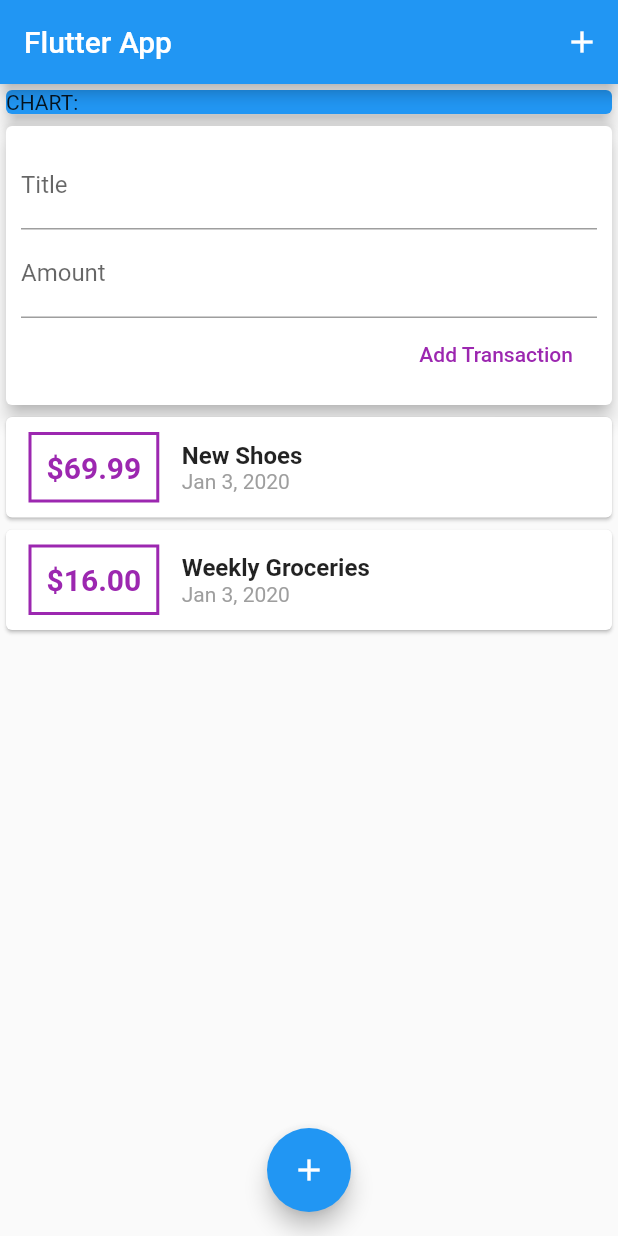
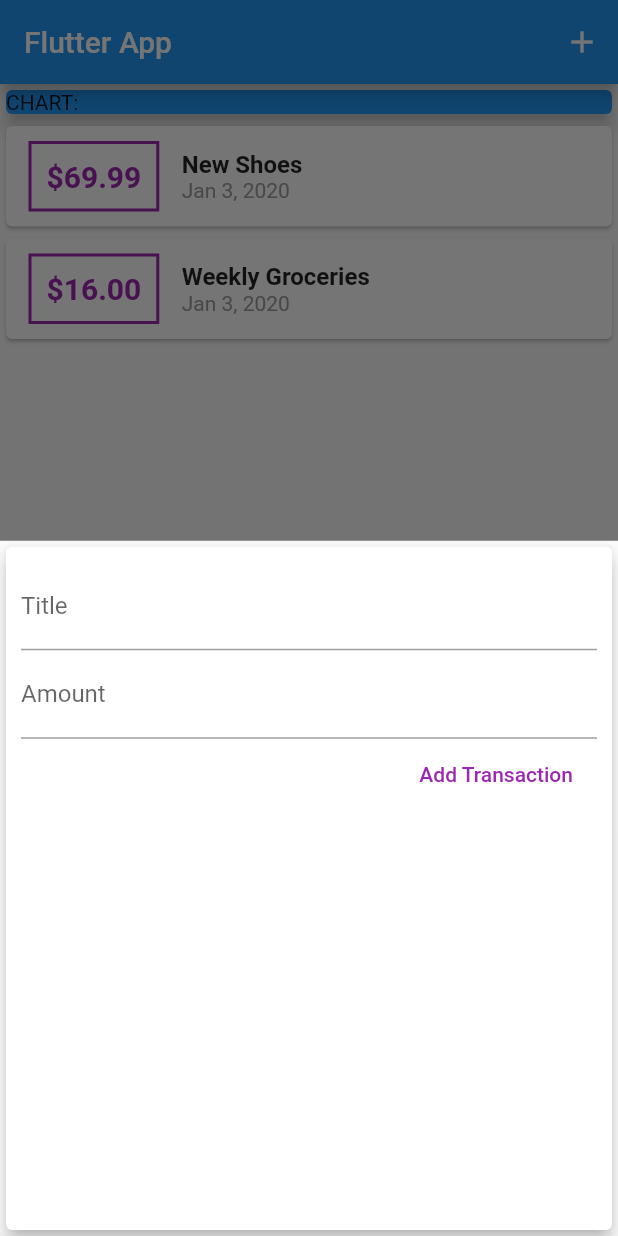
Before and after one commit to ckgauro/flutter_complete_guide_2, a Flutter app: the screen it shows after launch, after a tap on the "add" icon, on a phone screen of 412 x 824 dp. Run offline on Flutter 3.47's test engine with Material 2 defaults, Android fonts, the phone set to English and light mode, and no system bars.

Commit message:
commit 92

```diff
--- a/lib/main.dart
+++ b/lib/main.dart
@@ -1,6 +1,9 @@
 import 'package:flutter/material.dart';
 
-import './widgets/user_transaction.dart';
+import './widgets/new_transaction.dart';
+import './widgets/transaction_list.dart';
+//import './widgets/user_transaction.dart';
+import './models/transaction.dart';
 
 void main() => runApp(MyApp());
 
@@ -14,11 +17,52 @@ class MyApp extends StatelessWidget {
   }
 }
 
-class MyHomePage extends StatelessWidget {
+class MyHomePage extends StatefulWidget {
   // String titleInput;
   //String amountInput;
-  final titleController = TextEditingController();
-  final amountController = TextEditingController();
+  @override
+  _MyHomePageState createState() => _MyHomePageState();
+}
+
+class _MyHomePageState extends State<MyHomePage> {
+  // final titleController = TextEditingController();
+  // final amountController = TextEditingController();
+
+  final List<Transaction> _userTransaction = [
+    Transaction(
+        id: 't1', title: 'New Shoes', amount: 69.99, date: DateTime.now()),
+    Transaction(
+        id: 't2',
+        title: 'Weekly Groceries',
+        amount: 16.00,
+        date: DateTime.now()),
+  ];
+  void _addNewTransaction(String txTitle, double txAmount) {
+    print('New Added ${txTitle}');
+    final newTx = Transaction(
+        title: txTitle,
+        amount: txAmount,
+        date: DateTime.now(),
+        id: DateTime.now().toString());
+    setState(() {
+      _userTransaction.add(newTx);
+    });
+  }
+
+  void _startAddNewTranscation(BuildContext ctx) {
+    showModalBottomSheet(
+      context: ctx,
+      builder: (_) {
+        return GestureDetector(
+
+          onTap: () {},
+          child: NewTransaction(_addNewTransaction),
+          behavior: HitTestBehavior.opaque,
+        );
+        //return NewTransaction(_addNewTransaction);
+      },
+    );
+  }
 
   @override
   Widget build(BuildContext context) {
@@ -28,14 +72,11 @@ class MyHomePage extends StatelessWidget {
         actions: <Widget>[
           IconButton(
             icon: Icon(Icons.add),
-            onPressed: (){
-
-            },
+            onPressed: () => _startAddNewTranscation(context),
           ),
         ],
       ),
       body: SingleChildScrollView(
-
         child: Column(
           // mainAxisAlignment: MainAxisAlignment.spaceAround,
           crossAxisAlignment: CrossAxisAlignment.stretch,
@@ -48,18 +89,15 @@ class MyHomePage extends StatelessWidget {
                 elevation: 5,
               ),
             ),
-            UserTransactions()
+            TransactionList(_userTransaction),
+            //UserTransactions()
           ],
         ),
       ),
-      floatingActionButtonLocation: FloatingActionButtonLocation.centerFloat
-      ,
+      floatingActionButtonLocation: FloatingActionButtonLocation.centerFloat,
       floatingActionButton: FloatingActionButton(
-        child: Icon(Icons.add),
-        onPressed: (){
-
-        },
-      ),
+          child: Icon(Icons.add),
+          onPressed: () => _startAddNewTranscation(context)),
     );
   }
 }
--- a/lib/widgets/new_transaction.dart
+++ b/lib/widgets/new_transaction.dart
@@ -1,10 +1,17 @@
 import 'package:flutter/material.dart';
 
-class NewTransaction extends StatelessWidget {
-  final titleController = TextEditingController();
-  final amountController = TextEditingController();
+class NewTransaction extends StatefulWidget {
   final Function addTx;
   NewTransaction(this.addTx);
+
+  @override
+  _NewTransactionState createState() => _NewTransactionState();
+}
+
+class _NewTransactionState extends State<NewTransaction> {
+  final titleController = TextEditingController();
+
+  final amountController = TextEditingController();
 
   void submitData() {
     final enteredTitle = titleController.text;
@@ -12,8 +19,8 @@ class NewTransaction extends StatelessWidget {
     if(enteredTitle.isEmpty || enteredAmount<=0){
       return;
     }
-    addTx(enteredTitle, enteredAmount);
-
+    widget.addTx(enteredTitle, enteredAmount);
+    Navigator.of(context).pop();
     // addTx(titleController.text, double.parse(amountController.text));
   }
 
--- a/lib/widgets/user_transaction.dart
+++ b/lib/widgets/user_transaction.dart
@@ -9,34 +9,15 @@ class UserTransactions extends StatefulWidget {
 }
 
 class _UserTransactionsState extends State<UserTransactions> {
-  final List<Transaction> _userTransaction = [
-    Transaction(
-        id: 't1', title: 'New Shoes', amount: 69.99, date: DateTime.now()),
-    Transaction(
-        id: 't2',
-        title: 'Weekly Groceries',
-        amount: 16.00,
-        date: DateTime.now()),
-  ];
-  void _addNewTransaction(String txTitle, double txAmount) {
-    print('New Added ${txTitle}');
-    final newTx = Transaction(
-        title: txTitle,
-        amount: txAmount,
-        date: DateTime.now(),
-        id: DateTime.now().toString());
-    setState(() {
-      _userTransaction.add(newTx);
-    });
-  }
+
 
   @override
   Widget build(BuildContext context) {
-    print('Total Length :${_userTransaction.length}');
+   // print('Total Length :${_userTransaction.length}');
     return Column(
       children: <Widget>[
-        NewTransaction(_addNewTransaction),
-        TransactionList(_userTransaction)
+       // NewTransaction(_addNewTransaction),
+
       ],
     );
   }
```
